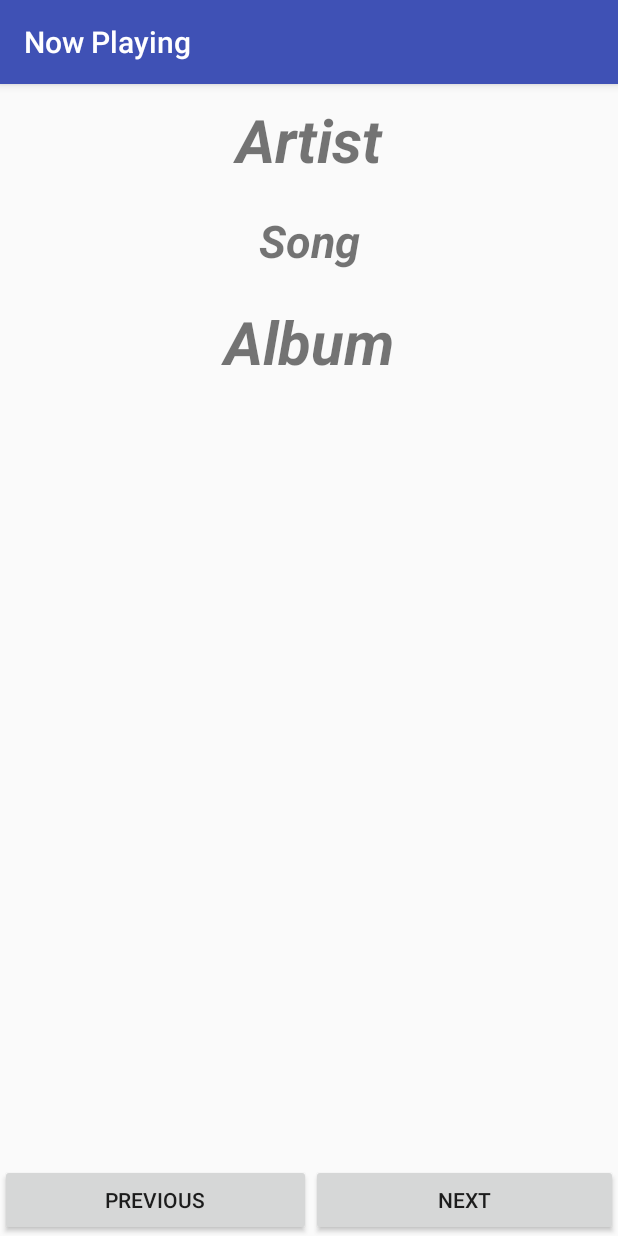
After one commit to Wasp15/Music-Structure-App, an Android app: the NowPlayingActivity screen opened directly, with no data from a screen before it, on a phone screen of 412 x 824 dp. The commit adds this screen. Run offline under Robolectric (Android 15) with nearby library versions, the phone set to English and light mode, and no system bars.

Commit message:
Added the NowPlaying functionality.

```diff
--- a/app/src/main/AndroidManifest.xml
+++ b/app/src/main/AndroidManifest.xml
@@ -22,6 +22,11 @@
         <activity
             android:name=".UniversalFragmentSelector"
             android:label="@string/tabs" />
+
+        <activity
+            android:name=".NowPlayingActivity"
+            android:label="@string/now_playing" />
+
     </application>
 
 </manifest>
--- a/app/src/main/java/com/enterprises/wasp/musicstructureapp/MainActivity.java
+++ b/app/src/main/java/com/enterprises/wasp/musicstructureapp/MainActivity.java
@@ -18,6 +18,16 @@ public class MainActivity extends AppCompatActivity {
         setRequestedOrientation(ActivityInfo.SCREEN_ORIENTATION_PORTRAIT);
         ActivityCompat.requestPermissions(MainActivity.this,
                 new String[]{Manifest.permission.READ_EXTERNAL_STORAGE}, 1);
+
+        TextView nowPlaying = findViewById(R.id.now_playing_text_view);
+        nowPlaying.setOnClickListener(new View.OnClickListener() {
+            @Override
+            public void onClick(View view) {
+                Intent nowPlayingIntent = new Intent(MainActivity.this,
+                        NowPlayingActivity.class);
+                startActivity(nowPlayingIntent);
+            }
+        });
 
         TextView songs = findViewById(R.id.songs_text_view);
         songs.setOnClickListener(new View.OnClickListener() {
--- /dev/null
+++ b/app/src/main/java/com/enterprises/wasp/musicstructureapp/NowPlayingActivity.java
@@ -0,0 +1,109 @@
+package com.enterprises.wasp.musicstructureapp;
+
+import android.content.pm.ActivityInfo;
+import android.database.Cursor;
+import android.net.Uri;
+import android.os.Bundle;
+import android.provider.MediaStore;
+import android.support.v7.app.AppCompatActivity;
+import android.util.Log;
+import android.view.View;
+import android.widget.Button;
+import android.widget.TextView;
+
+import java.util.ArrayList;
+
+public class NowPlayingActivity extends AppCompatActivity {
+
+    ArrayList<String> artists = new ArrayList<>();
+    ArrayList<String> songs = new ArrayList<>();
+    ArrayList<String> albums = new ArrayList<>();
+    int index;
+
+    @Override
+    protected void onCreate(Bundle savedInstanceState) {
+        super.onCreate(savedInstanceState);
+        setContentView(R.layout.now_playing_layout);
+        setRequestedOrientation(ActivityInfo.SCREEN_ORIENTATION_PORTRAIT);
+        scanDeviceForMp3Files();
+
+        final TextView artistView = findViewById(R.id.artist_now_playing);
+        final TextView songView = findViewById(R.id.song_name_now_playing);
+        final TextView albumView = findViewById(R.id.album_now_playing);
+        final Button previousButton = findViewById(R.id.previous_button);
+        final Button nextButton = findViewById(R.id.next_button);
+
+        if (!artists.isEmpty() && !songs.isEmpty() && !albums.isEmpty()) {
+            artistView.setText(artists.get(index));
+            songView.setText(songs.get(index));
+            albumView.setText(albums.get(index));
+        }
+
+        previousButton.setOnClickListener(new View.OnClickListener() {
+            @Override
+            public void onClick(View view) {
+                if (index != 0)
+                    index--;
+                if (!artists.isEmpty() && !songs.isEmpty() && !albums.isEmpty()) {
+                    artistView.setText(artists.get(index));
+                    songView.setText(songs.get(index));
+                    albumView.setText(albums.get(index));
+                }
+            }
+        });
+
+        nextButton.setOnClickListener(new View.OnClickListener() {
+            @Override
+            public void onClick(View view) {
+                if (index < songs.size())
+                    index++;
+                if (!artists.isEmpty() && !songs.isEmpty() && !albums.isEmpty()) {
+                    artistView.setText(artists.get(index));
+                    songView.setText(songs.get(index));
+                    albumView.setText(albums.get(index));
+                }
+            }
+        });
+    }
+
+    private void scanDeviceForMp3Files() {
+        String selection = MediaStore.Audio.Media.IS_MUSIC + " != 0";
+        String[] projection = {
+                MediaStore.Audio.Media.ARTIST,
+                MediaStore.Audio.Media.DATA,
+                MediaStore.Audio.Media.TITLE,
+                MediaStore.Audio.Media.ALBUM
+        };
+        final String sortOrder = MediaStore.Audio.AudioColumns.TITLE + " COLLATE LOCALIZED ASC";
+
+        Cursor cursor = null;
+        try {
+            Uri uri = android.provider.MediaStore.Audio.Media.EXTERNAL_CONTENT_URI;
+            cursor = getContentResolver().query
+                    (uri, projection, selection, null, sortOrder);
+            if (cursor != null) {
+                cursor.moveToFirst();
+
+                while (!cursor.isAfterLast()) {
+                    String artist = cursor.getString(0);
+                    String path = cursor.getString(1);
+                    String title = cursor.getString(2);
+                    String album = cursor.getString(3);
+                    cursor.moveToNext();
+                    if (path != null && (path.endsWith(".mp3") ||
+                            path.endsWith(".flac") || path.endsWith(".m4a"))) {
+                        artists.add(artist);
+                        songs.add(title);
+                        albums.add(album);
+                    }
+                }
+            }
+        } catch (Exception e) {
+            Log.e("TAG", e.toString());
+        } finally {
+            if (cursor != null) {
+                cursor.close();
+            }
+        }
+    }
+}
--- a/app/src/main/java/com/enterprises/wasp/musicstructureapp/SearchFragment.java
+++ b/app/src/main/java/com/enterprises/wasp/musicstructureapp/SearchFragment.java
@@ -102,7 +102,8 @@ public class SearchFragment extends Fragment {
                     String album = cursor.getString(3);
                     cursor.moveToNext();
                     if (path != null && (title.contains(searchString) ||
-                            album.contains(searchString) || artist.contains(searchString) ||
+                            album.contains(searchString) ||
+                            artist.contains(searchString) ||
                             path.contains(searchString))) {
                         songNames.add(title);
                         albumNames.add(album);
--- /dev/null
+++ b/app/src/main/res/layout/now_playing_layout.xml
@@ -0,0 +1,70 @@
+<?xml version="1.0" encoding="utf-8"?>
+<android.support.constraint.ConstraintLayout xmlns:android="http://schemas.android.com/apk/res/android"
+    android:layout_width="match_parent"
+    android:layout_height="match_parent">
+
+    <RelativeLayout
+        android:layout_width="match_parent"
+        android:layout_height="match_parent">
+
+        <LinearLayout
+            android:layout_width="match_parent"
+            android:layout_height="match_parent" />
+
+        <TextView
+            android:id="@+id/artist_now_playing"
+            android:layout_width="match_parent"
+            android:layout_height="wrap_content"
+            android:gravity="center"
+            android:padding="10dp"
+            android:text="Artist"
+            android:textSize="40sp"
+            android:textStyle="bold|italic" />
+
+        <TextView
+            android:id="@+id/song_name_now_playing"
+            android:layout_width="match_parent"
+            android:layout_height="wrap_content"
+            android:layout_below="@id/artist_now_playing"
+            android:gravity="center"
+            android:padding="10dp"
+            android:text="Song"
+            android:textSize="30sp"
+            android:textStyle="bold|italic" />
+
+        <TextView
+            android:id="@+id/album_now_playing"
+            android:layout_width="match_parent"
+            android:layout_height="wrap_content"
+            android:layout_below="@id/song_name_now_playing"
+            android:gravity="center"
+            android:padding="10dp"
+            android:text="Album"
+            android:textSize="40sp"
+            android:textStyle="bold|italic" />
+
+        <LinearLayout
+            android:layout_width="match_parent"
+            android:layout_height="wrap_content"
+            android:layout_alignParentBottom="true"
+            android:orientation="horizontal">
+
+            <Button
+                android:id="@+id/previous_button"
+                android:layout_width="wrap_content"
+                android:layout_height="wrap_content"
+                android:layout_weight="1"
+                android:text="@string/previous" />
+
+            <Button
+                android:id="@+id/next_button"
+                android:layout_width="wrap_content"
+                android:layout_height="wrap_content"
+                android:layout_weight="1"
+                android:text="@string/next" />
+
+        </LinearLayout>
+
+    </RelativeLayout>
+
+</android.support.constraint.ConstraintLayout>
--- a/app/src/main/res/values/strings.xml
+++ b/app/src/main/res/values/strings.xml
@@ -17,4 +17,5 @@
     <!-- TODO: Remove or change this placeholder text -->
     <string name="hello_blank_fragment">Hello blank fragment</string>
     <string name="tabs">Tabs</string>
+    <string name="now_playing">Now Playing</string>
 </resources>
```
